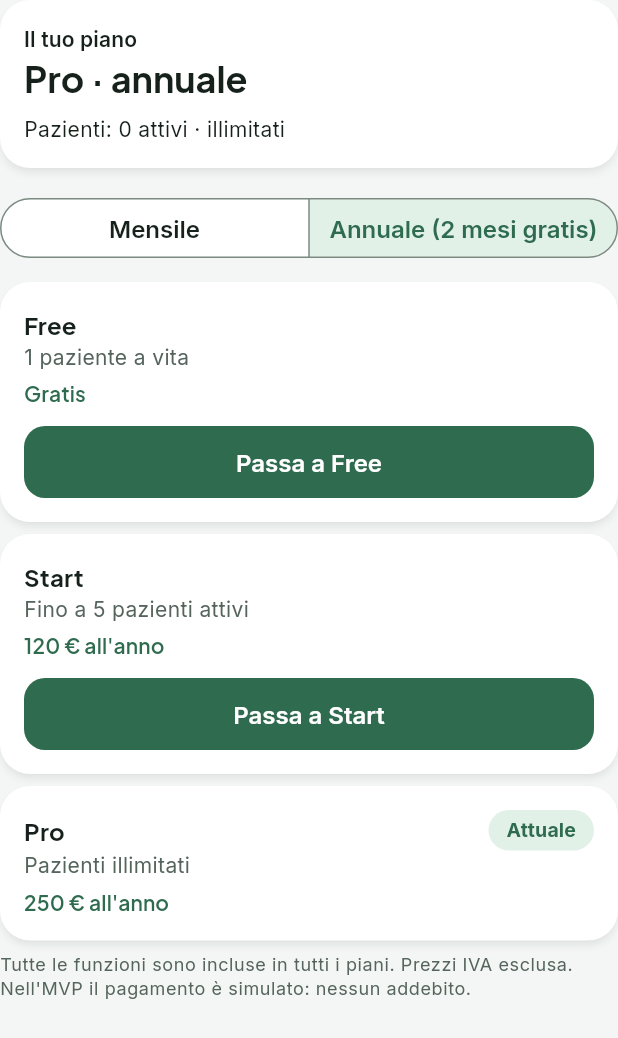
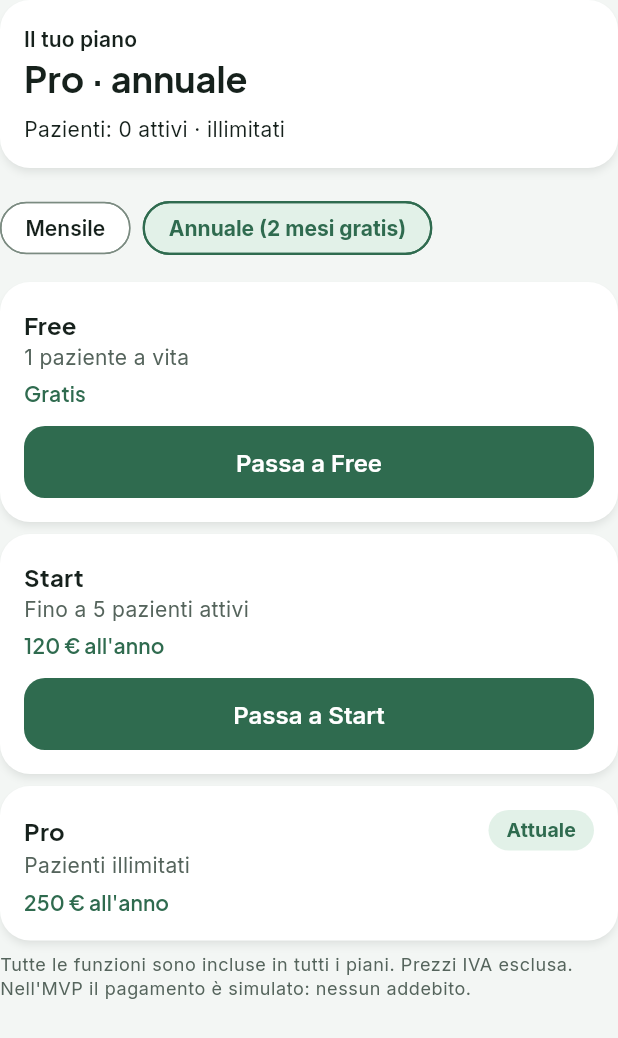
Before and after one commit to renatomancino/emad, a Flutter app: the AbbonamentoView widget shown alone on an empty page, opened directly with empty values, on a phone screen of 412 x 824 dp. Shown: the top 1038 px of the screen. Run offline on Flutter 3.47's test engine with Material 3 defaults, Android fonts, the phone set to English and light mode, and no system bars; our stand-ins replace flutter_dotenv, go_router, material_ui, supabase_flutter; accounts and stored records are empty; network calls fail.

Commit message:
Restyling: selettore a pillole al posto dei SegmentedButton (RNF_U_3)
Dal controllo della Task 4: a 320 dp le etichette del filtro pazienti si
spezzavano a metà parola ("Archiviat/i"), anche con testo normale. Il nuovo
SelettorePillole va a capo tra una pillola e l'altra; prove con i font
veri. Colore del dialogo dal tema e stato di caricamento senza overflow.

Co-Authored-By: Claude Sonnet 5.5 <noreply@anthropic.com>
Claude-Session: https://claude.ai/code/session_01JiYCRsq66R7aFGiDoXeyac

```diff
--- a/lib/presentation/comuni/componenti.dart
+++ b/lib/presentation/comuni/componenti.dart
@@ -167,3 +167,45 @@ class RigaElenco extends StatelessWidget {
     );
   }
 }
+
+/// Opzione di un [SelettorePillole].
+class OpzioneSelettore<T> {
+  const OpzioneSelettore(this.valore, this.etichetta);
+
+  final T valore;
+  final String etichetta;
+}
+
+/// Scelta singola tra poche opzioni, a pillole. Le pillole vanno a capo tra
+/// una e l'altra e non spezzano mai una parola, anche su telefoni stretti o
+/// con testo ingrandito (un `SegmentedButton` divide la larghezza in parti
+/// uguali e a 320 dp spezzava "Archiviati").
+class SelettorePillole<T> extends StatelessWidget {
+  const SelettorePillole({
+    super.key,
+    required this.opzioni,
+    required this.selezionato,
+    required this.onCambiato,
+  });
+
+  final List<OpzioneSelettore<T>> opzioni;
+  final T selezionato;
+  final ValueChanged<T> onCambiato;
+
+  @override
+  Widget build(BuildContext context) {
+    return Wrap(
+      spacing: 8,
+      runSpacing: 8,
+      children: [
+        for (final o in opzioni)
+          ChoiceChip(
+            label: Text(o.etichetta),
+            selected: o.valore == selezionato,
+            showCheckmark: false,
+            onSelected: (_) => onCambiato(o.valore),
+          ),
+      ],
+    );
+  }
+}
--- a/lib/presentation/nutrizionista/abbonamento_view.dart
+++ b/lib/presentation/nutrizionista/abbonamento_view.dart
@@ -60,7 +60,7 @@ class _AbbonamentoViewState extends State<AbbonamentoView> {
             Container(
               padding: const EdgeInsets.all(12),
               decoration: BoxDecoration(
-                color: const Color(0xFFFFF8E7),
+                color: context.colori.avvisoTonale,
                 borderRadius: BorderRadius.circular(12),
               ),
               child: const Text(
@@ -141,7 +141,12 @@ class _AbbonamentoViewState extends State<AbbonamentoView> {
       );
     }
     final s = _stato;
-    if (s == null) return const SizedBox(height: 160, child: CaricamentoView());
+    if (s == null) {
+      return ConstrainedBox(
+        constraints: const BoxConstraints(minHeight: 160),
+        child: const CaricamentoView(),
+      );
+    }
 
     final testo = Theme.of(context).textTheme;
     final occupati = postiOccupati(
@@ -197,20 +202,16 @@ class _AbbonamentoViewState extends State<AbbonamentoView> {
           ),
         ),
         const SizedBox(height: 16),
-        SegmentedButton<PeriodoFatturazione>(
-          segments: const [
-            ButtonSegment(
-              value: PeriodoFatturazione.mensile,
-              label: Text('Mensile'),
-            ),
-            ButtonSegment(
-              value: PeriodoFatturazione.annuale,
-              label: Text('Annuale (2 mesi gratis)'),
+        SelettorePillole<PeriodoFatturazione>(
+          opzioni: const [
+            OpzioneSelettore(PeriodoFatturazione.mensile, 'Mensile'),
+            OpzioneSelettore(
+              PeriodoFatturazione.annuale,
+              'Annuale (2 mesi gratis)',
             ),
           ],
-          selected: {_periodo},
-          showSelectedIcon: false,
-          onSelectionChanged: (v) => setState(() => _periodo = v.first),
+          selezionato: _periodo,
+          onCambiato: (v) => setState(() => _periodo = v),
         ),
         const SizedBox(height: 12),
         for (final piano in PianoAbbonamento.values) ...[
```
Also changed, not shown: lib/core/tema/tema.dart (+12 -19 lines), lib/presentation/nutrizionista/pazienti_page.dart (+5 -6 lines), 2 other files.
